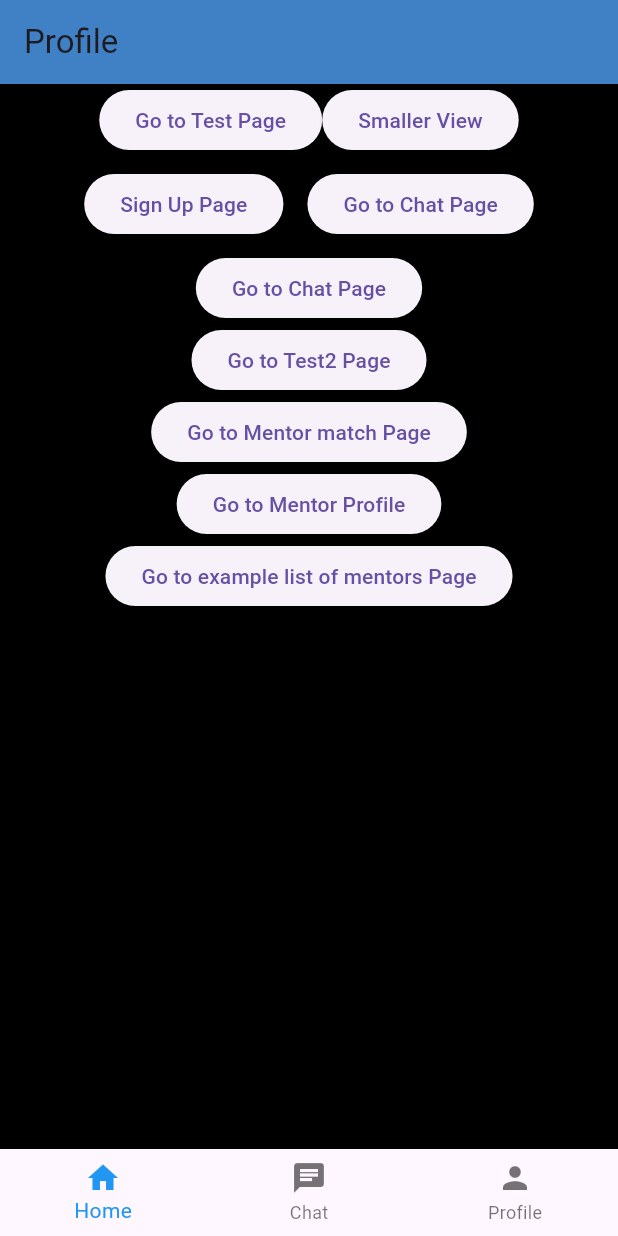
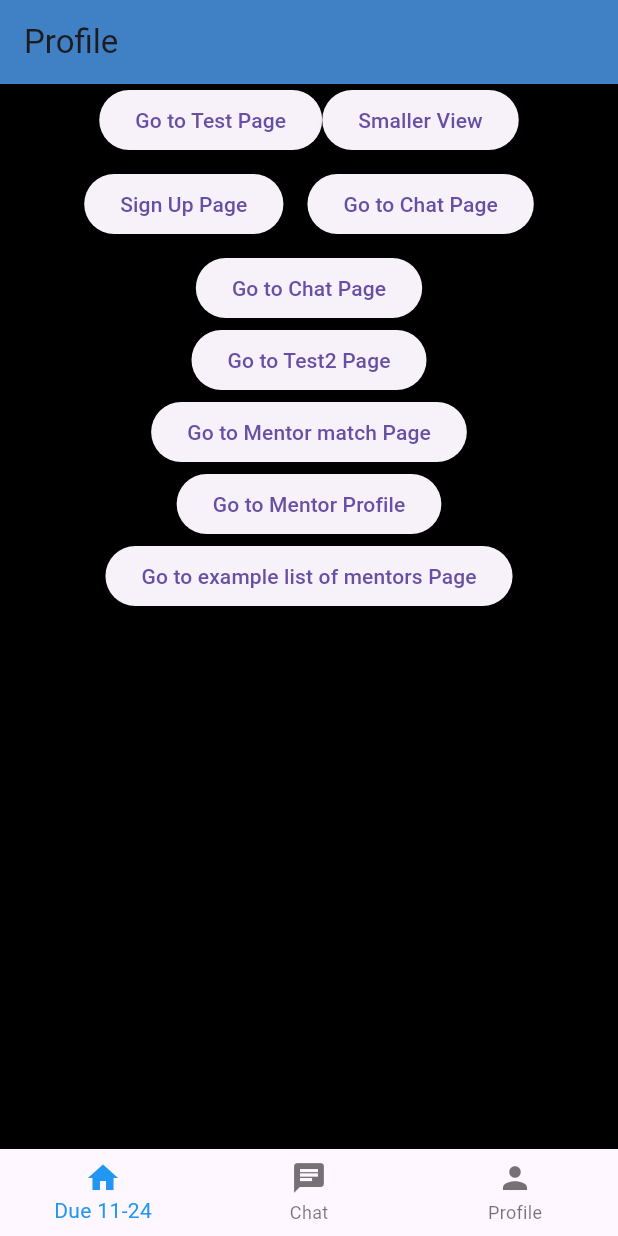
Before and after one commit to DueroBone/tech_120_app, a Flutter app: the BottomTabs screen opened directly, on a phone screen of 412 x 824 dp. Run offline on Flutter 3.47's test engine with Material 3 defaults, Android fonts, the light colour scheme and no system bars; our stand-ins replace shared_preferences; accounts and stored records are empty.

Commit message:
Add due date remider to bottom of page

```diff
--- a/lib/Middleware/local_storage.dart
+++ b/lib/Middleware/local_storage.dart
@@ -70,6 +70,7 @@ class LocalStorage {
       // Return from one to three random messages for testing
     } catch (e) {
       // return null; // TODO
+      await Future.delayed(const Duration(seconds: 1));
       return List.generate((1 + (DateTime.now().millisecondsSinceEpoch % 10)), (
         index,
       ) {
--- a/lib/Views/bottom_tabs.dart
+++ b/lib/Views/bottom_tabs.dart
@@ -152,7 +152,7 @@ class _BottomTabsState extends State<BottomTabs> {
                   items: const <BottomNavigationBarItem>[
                     BottomNavigationBarItem(
                       icon: Icon(Icons.home),
-                      label: 'Home',
+                      label: 'Due 11-24',
                     ),
                     BottomNavigationBarItem(
                       icon: Icon(Icons.chat),
```
